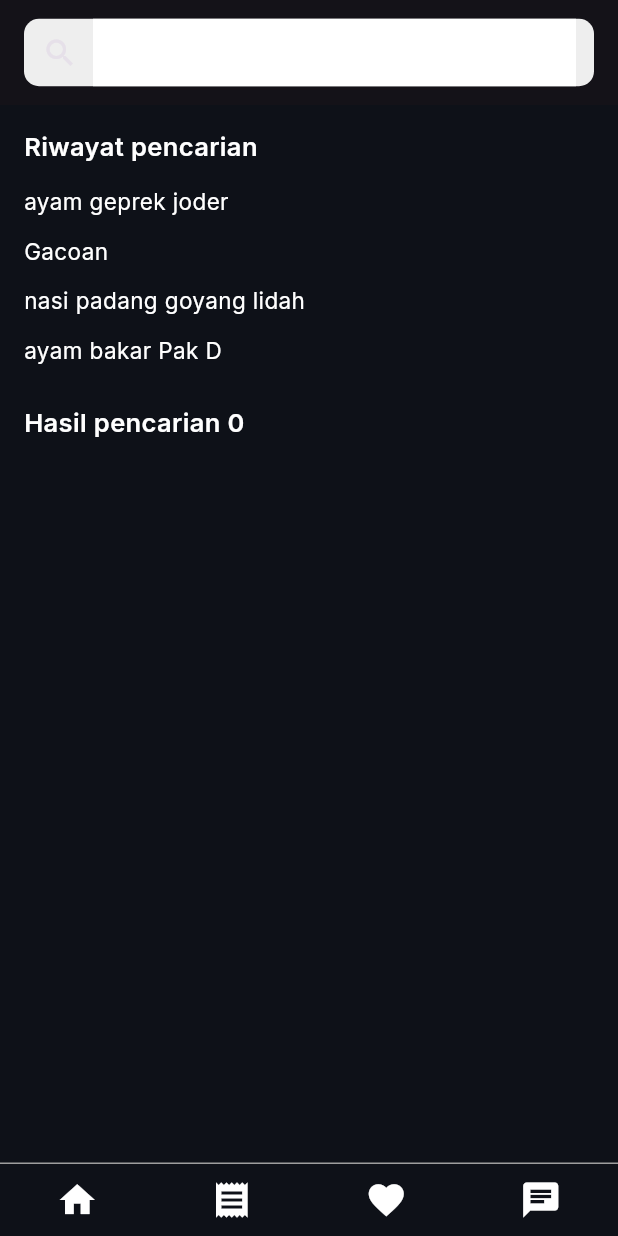
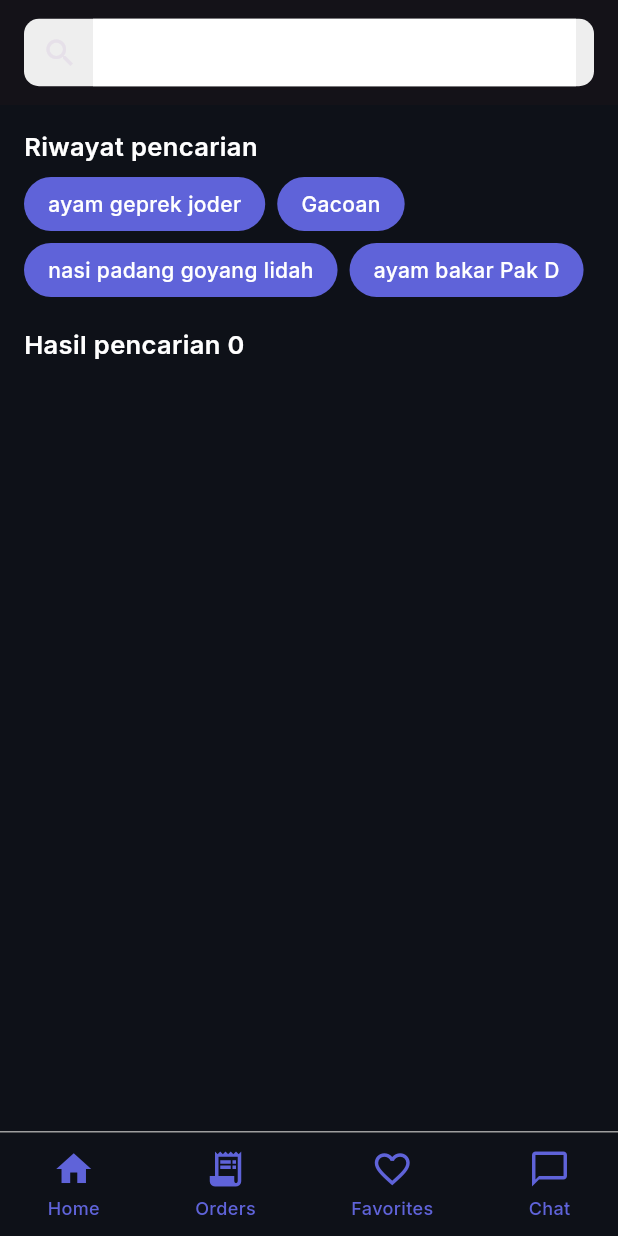
Before and after one commit to Heeeevi/Jastip-Tekber, a Flutter app: the SearchScreen screen opened directly, after a tap on "ayam geprek joder", on a phone screen of 412 x 824 dp. Run offline on Flutter 3.47's test engine with Material 3 defaults, Android fonts, the phone set to English and light mode, and no system bars; our stand-ins replace google_fonts, image_picker.

Commit message:
revisi search

```diff
--- a/lib/screens/search_screen.dart
+++ b/lib/screens/search_screen.dart
@@ -60,34 +60,103 @@ class _SearchScreenState extends State<SearchScreen> {
         search(text);
       },
       child: Container(
-        padding: const EdgeInsets.symmetric(vertical: 6),
-        child: Text(text, style: const TextStyle(fontSize: 15)),
+        padding: const EdgeInsets.symmetric(horizontal: 16, vertical: 8),
+        decoration: BoxDecoration(
+          color: const Color(0xFF5F63D9),
+          borderRadius: BorderRadius.circular(20),
+        ),
+        child: Text(text, style: const TextStyle(fontSize: 14, color: Colors.white, fontWeight: FontWeight.w500)),
       ),
     );
   }
 
   Widget _buildResultCard(Map item) {
     return Container(
-      margin: const EdgeInsets.symmetric(vertical: 6),
-      padding: const EdgeInsets.all(12),
+      margin: const EdgeInsets.symmetric(vertical: 10),
       decoration: BoxDecoration(
         borderRadius: BorderRadius.circular(12),
-        border: Border.all(color: Colors.grey.shade300),
+        border: Border.all(color: Colors.grey.shade800),
       ),
+      clipBehavior: Clip.hardEdge,
       child: Column(
         crossAxisAlignment: CrossAxisAlignment.start,
         children: [
-          Text(item["name"], style: const TextStyle(fontSize: 18, fontWeight: FontWeight.w600)),
-          const SizedBox(height: 4),
-          Text("Delivery: ${item['delivery']}", style: TextStyle(color: Colors.grey.shade700)),
-          Row(
+          // Image with status badge
+          Stack(
             children: [
-              Text("${item['rating']} | ${item['category']}"),
-              const SizedBox(width: 8),
-              if (item["isOnline"]) Text("Online", style: const TextStyle(color: Colors.green)),
+              Container(
+                height: 160,
+                width: double.infinity,
+                color: Colors.grey.shade800,
+                child: Image.asset(
+                  item['image'] ?? 'assets/images/placeholder.jpeg',
+                  fit: BoxFit.cover,
+                  errorBuilder: (context, error, stackTrace) =>
+                      Container(color: Colors.grey.shade800),
+                ),
+              ),
+              Positioned(
+                top: 8,
+                right: 8,
+                child: Container(
+                  padding: const EdgeInsets.symmetric(horizontal: 10, vertical: 4),
+                  decoration: BoxDecoration(
+                    color: const Color(0xFF5F63D9),
+                    borderRadius: BorderRadius.circular(12),
+                  ),
+                  child: Text(
+                    item["closing"] ?? "Closes in 45 min",
+                    style: const TextStyle(fontSize: 12, color: Colors.white, fontWeight: FontWeight.w500),
+                  ),
+                ),
+              ),
+              if (item["isOnline"] == true)
+                Positioned(
+                  bottom: 8,
+                  left: 8,
+                  child: Container(
+                    padding: const EdgeInsets.symmetric(horizontal: 8, vertical: 4),
+                    decoration: BoxDecoration(
+                      color: Colors.blue,
+                      borderRadius: BorderRadius.circular(8),
+                    ),
+                    child: const Text(
+                      "Online",
+                      style: TextStyle(fontSize: 11, color: Colors.white, fontWeight: FontWeight.w500),
+                    ),
+                  ),
+                ),
             ],
           ),
-          Text(item["closing"], style: TextStyle(color: Colors.red.shade400)),
+          // Content
+          Padding(
+            padding: const EdgeInsets.all(12),
+            child: Column(
+              crossAxisAlignment: CrossAxisAlignment.start,
+              children: [
+                Text(
+                  item["name"] ?? "Restaurant",
+                  style: const TextStyle(fontSize: 18, fontWeight: FontWeight.w600, color: Colors.white),
+                ),
+                const SizedBox(height: 6),
+                Row(
+                  children: [
+                    const Icon(Icons.star, size: 16, color: Colors.amber),
+                    const SizedBox(width: 4),
+                    Text(
+                      "${item['rating'] ?? 4.8} | ${item['category'] ?? 'Food'}",
+                      style: const TextStyle(fontSize: 14, color: Colors.white70),
+                    ),
+                  ],
+                ),
+                const SizedBox(height: 4),
+                Text(
+                  "Delivery: ${item['delivery'] ?? '6:00 - 7:00 PM'}",
+                  style: const TextStyle(fontSize: 13, color: Colors.white54),
+                ),
+              ],
+            ),
+          ),
         ],
       ),
     );
@@ -133,7 +202,11 @@ class _SearchScreenState extends State<SearchScreen> {
             // History Section
             const Text("Riwayat pencarian", style: TextStyle(fontSize: 17, fontWeight: FontWeight.w600)),
             const SizedBox(height: 8),
-            ...history.map((h) => _buildHistoryItem(h)).toList(),
+            Wrap(
+              spacing: 8,
+              runSpacing: 8,
+              children: history.map((h) => _buildHistoryItem(h)).toList(),
+            ),
 
             const SizedBox(height: 20),
             Text("Hasil pencarian ${filteredResults.length}",
@@ -150,16 +223,27 @@ class _SearchScreenState extends State<SearchScreen> {
         decoration: const BoxDecoration(
           border: Border(top: BorderSide(color: Colors.grey)),
         ),
-        child: const Row(
+        child: Row(
           mainAxisAlignment: MainAxisAlignment.spaceAround,
           children: [
-            Icon(Icons.home, size: 28),
-            Icon(Icons.receipt, size: 28),
-            Icon(Icons.favorite, size: 28),
-            Icon(Icons.chat, size: 28),
+            _buildNavItem(Icons.home, "Home"),
+            _buildNavItem(Icons.receipt_long, "Orders"),
+            _buildNavItem(Icons.favorite_border, "Favorites"),
+            _buildNavItem(Icons.chat_bubble_outline, "Chat"),
           ],
         ),
       ),
     );
   }
+
+  Widget _buildNavItem(IconData icon, String label) {
+    return Column(
+      mainAxisSize: MainAxisSize.min,
+      children: [
+        Icon(icon, size: 28, color: const Color(0xFF5F63D9)),
+        const SizedBox(height: 4),
+        Text(label, style: const TextStyle(fontSize: 12, color: Color(0xFF5F63D9), fontWeight: FontWeight.w500)),
+      ],
+    );
+  }
 }
```
